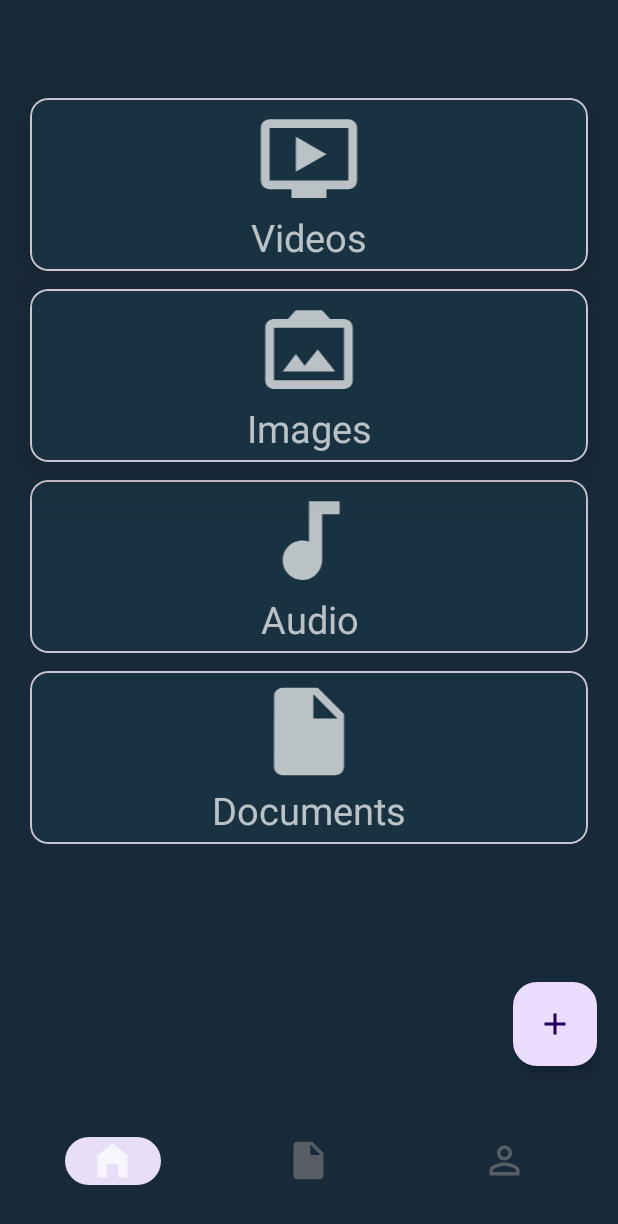
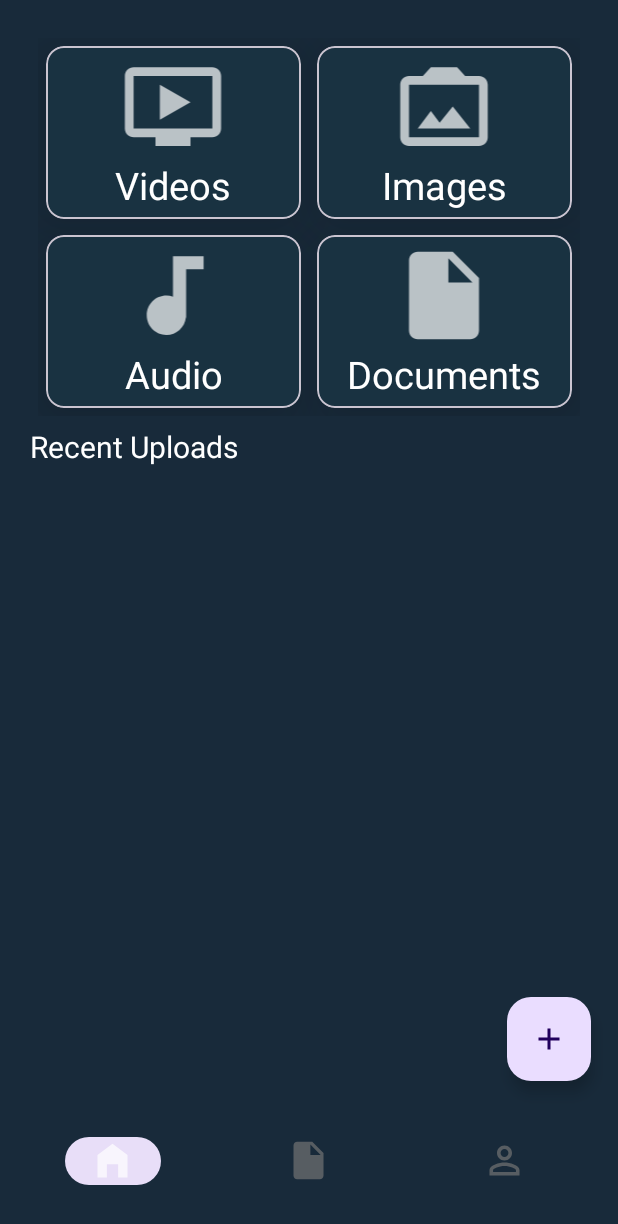
Before and after one commit to hieomar/sto-rix, an Android app: the screen it shows after launch once a user with an empty profile is signed in (LandingMain), on a phone screen of 412 x 824 dp. Shown: the top 1224 px of the screen. Run offline under Robolectric (Android 15) with nearby library versions, the phone set to English and light mode, and no system bars; our stand-ins replace Firebase (no records; nobody signed in at launch, a user with empty details on screens opened directly); Roboto replaces fonts that are not available here.

```diff
--- a/app/src/main/AndroidManifest.xml
+++ b/app/src/main/AndroidManifest.xml
@@ -3,6 +3,8 @@
     xmlns:tools="http://schemas.android.com/tools">
 
     <uses-permission android:name="android.permission.INTERNET" />
+
+    <uses-permission android:name="android.permission.POST_NOTIFICATIONS" />
 
     <application
         android:allowBackup="true"
@@ -15,9 +17,6 @@
         android:theme="@style/Theme.Storix"
         android:usesCleartextTraffic="true"
         tools:targetApi="31">
-        <activity
-            android:name=".RegistrationProgress"
-            android:exported="false" />
         <activity
             android:name=".Image"
             android:exported="false" />
--- a/app/src/main/res/layout/activity_landing_main.xml
+++ b/app/src/main/res/layout/activity_landing_main.xml
@@ -8,22 +8,38 @@
     android:padding="10dp"
     tools:context=".LandingMain">
 
-
-    <com.google.android.material.card.MaterialCardView
-        android:id="@+id/video_card"
+    <GridLayout
+        android:id="@+id/files_navigation_grid"
         android:layout_width="match_parent"
         android:layout_height="wrap_content"
         android:layout_marginStart="10dp"
         android:layout_marginTop="10dp"
         android:layout_marginEnd="10dp"
         android:layout_marginBottom="508dp"
-        android:padding="10dp"
-        app:cardBackgroundColor="@color/gunmetal"
-        app:cardElevation="20dp"
+        android:columnCount="2"
+        android:orientation="horizontal"
+        android:padding="5dp"
+        android:rowCount="2"
         app:layout_constraintBottom_toTopOf="@+id/bottomNavigationView"
         app:layout_constraintEnd_toEndOf="parent"
+        app:layout_constraintHorizontal_bias="0.0"
         app:layout_constraintStart_toStartOf="parent"
-        app:layout_constraintTop_toTopOf="parent">
+        app:layout_constraintTop_toTopOf="parent"
+        app:layout_constraintVertical_bias="0.0">
+
+
+        <com.google.android.material.card.MaterialCardView
+            android:id="@+id/video_card"
+            android:layout_width="170dp"
+            android:layout_height="wrap_content"
+            android:layout_row="0"
+            android:layout_rowWeight="1"
+            android:layout_column="0"
+            android:layout_columnWeight="1"
+            android:layout_gravity="fill"
+            android:layout_margin="5dp"
+            app:cardBackgroundColor="@color/gunmetal"
+            app:cardElevation="20dp">
 
             <LinearLayout
                 android:layout_width="match_parent"
@@ -44,29 +60,25 @@
                     android:layout_height="wrap_content"
                     android:gravity="center"
                     android:text="@string/videos"
-                android:textColor="@color/white_70"
+                    android:textColor="@color/white"
                     android:textSize="25sp" />
 
-
             </LinearLayout>
-
 
         </com.google.android.material.card.MaterialCardView>
 
         <com.google.android.material.card.MaterialCardView
             android:id="@+id/img_card"
-        android:layout_width="match_parent"
+            android:layout_width="170dp"
             android:layout_height="wrap_content"
-        android:layout_marginStart="10dp"
-        android:layout_marginTop="12dp"
-        android:layout_marginEnd="10dp"
-        android:padding="10dp"
+            android:layout_row="0"
+            android:layout_rowWeight="1"
+            android:layout_column="1"
+            android:layout_columnWeight="1"
+            android:layout_gravity="fill"
+            android:layout_margin="5dp"
             app:cardBackgroundColor="@color/gunmetal"
-        app:cardElevation="20dp"
-        app:layout_constraintEnd_toEndOf="parent"
-        app:layout_constraintHorizontal_bias="1.0"
-        app:layout_constraintStart_toStartOf="parent"
-        app:layout_constraintTop_toBottomOf="@+id/video_card">
+            app:cardElevation="20dp">
 
             <LinearLayout
                 android:layout_width="match_parent"
@@ -87,24 +99,25 @@
                     android:layout_height="wrap_content"
                     android:gravity="center"
                     android:text="@string/imgs"
-                android:textColor="@color/white_70"
+                    android:textColor="@color/white"
                     android:textSize="25sp" />
 
             </LinearLayout>
+
         </com.google.android.material.card.MaterialCardView>
 
         <com.google.android.material.card.MaterialCardView
             android:id="@+id/audio_card"
-        android:layout_width="match_parent"
+            android:layout_width="170dp"
             android:layout_height="wrap_content"
-        android:layout_marginStart="10dp"
-        android:layout_marginTop="12dp"
-        android:layout_marginEnd="10dp"
+            android:layout_row="1"
+            android:layout_rowWeight="1"
+            android:layout_column="0"
+            android:layout_columnWeight="1"
+            android:layout_gravity="fill"
+            android:layout_margin="5dp"
             app:cardBackgroundColor="@color/gunmetal"
-        app:layout_constraintEnd_toEndOf="parent"
-        app:layout_constraintHorizontal_bias="0.0"
-        app:layout_constraintStart_toStartOf="parent"
-        app:layout_constraintTop_toBottomOf="@+id/img_card">
+            app:cardElevation="20dp">
 
             <LinearLayout
                 android:layout_width="match_parent"
@@ -125,24 +138,25 @@
                     android:layout_height="wrap_content"
                     android:gravity="center"
                     android:text="@string/audios"
-                android:textColor="@color/white_70"
+                    android:textColor="@color/white"
                     android:textSize="25sp" />
 
             </LinearLayout>
+
         </com.google.android.material.card.MaterialCardView>
 
         <com.google.android.material.card.MaterialCardView
             android:id="@+id/document_card"
-        android:layout_width="match_parent"
+            android:layout_width="170dp"
             android:layout_height="wrap_content"
-        android:layout_marginStart="10dp"
-        android:layout_marginTop="12dp"
-        android:layout_marginEnd="10dp"
+            android:layout_row="1"
+            android:layout_rowWeight="1"
+            android:layout_column="1"
+            android:layout_columnWeight="1"
+            android:layout_gravity="fill"
+            android:layout_margin="5dp"
             app:cardBackgroundColor="@color/gunmetal"
-        app:layout_constraintEnd_toEndOf="parent"
-        app:layout_constraintHorizontal_bias="1.0"
-        app:layout_constraintStart_toStartOf="parent"
-        app:layout_constraintTop_toBottomOf="@+id/audio_card">
+            app:cardElevation="20dp">
 
             <LinearLayout
                 android:layout_width="match_parent"
@@ -163,25 +177,61 @@
                     android:layout_height="wrap_content"
                     android:gravity="center"
                     android:text="@string/documents"
-                android:textColor="@color/white_70"
+                    android:textColor="@color/white"
                     android:textSize="25sp" />
 
             </LinearLayout>
 
         </com.google.android.material.card.MaterialCardView>
 
+    </GridLayout>
+
+    <TextView
+        android:id="@+id/recent_upload_text"
+        android:layout_width="match_parent"
+        android:layout_height="wrap_content"
+        android:layout_marginStart="10dp"
+        android:layout_marginTop="1dp"
+        android:layout_marginEnd="9dp"
+        android:layout_marginBottom="198dp"
+        android:text="@string/recent_uploads"
+        android:textColor="@color/white"
+        android:textSize="20sp"
+        app:layout_constraintBottom_toTopOf="@+id/add_fab"
+        app:layout_constraintEnd_toEndOf="parent"
+        app:layout_constraintHorizontal_bias="1.0"
+        app:layout_constraintStart_toStartOf="parent"
+        app:layout_constraintTop_toBottomOf="@+id/files_navigation_grid"
+        app:layout_constraintVertical_bias="0.0" />
+
+    <androidx.recyclerview.widget.RecyclerView
+        android:id="@+id/recent_uploads_recycler_view"
+        android:layout_width="match_parent"
+        android:layout_height="330dp"
+        android:layout_marginStart="10dp"
+        android:layout_marginEnd="9dp"
+        app:layout_constraintBottom_toTopOf="@+id/bottomNavigationView"
+        app:layout_constraintEnd_toEndOf="parent"
+        app:layout_constraintHorizontal_bias="1.0"
+        app:layout_constraintStart_toStartOf="parent"
+        app:layout_constraintTop_toBottomOf="@+id/recent_upload_text"
+        app:layout_constraintVertical_bias="0.146">
+
+
+    </androidx.recyclerview.widget.RecyclerView>
+
     <com.google.android.material.floatingactionbutton.FloatingActionButton
         android:id="@+id/add_fab"
         android:layout_width="wrap_content"
         android:layout_height="wrap_content"
         android:layout_marginTop="48dp"
-        android:layout_marginEnd="4dp"
+        android:layout_marginEnd="8dp"
         android:layout_marginBottom="13dp"
         android:contentDescription="@string/display_fads_for_adding_videos_images_audios_and_documents"
         app:layout_constraintBottom_toTopOf="@+id/bottomNavigationView"
         app:layout_constraintEnd_toEndOf="parent"
-        app:layout_constraintTop_toBottomOf="@+id/document_card"
-        app:layout_constraintVertical_bias="0.812"
+        app:layout_constraintTop_toBottomOf="@+id/files_navigation_grid"
+        app:layout_constraintVertical_bias="1.0"
         app:srcCompat="@drawable/add_fab" />
 
     <com.google.android.material.floatingactionbutton.FloatingActionButton
--- a/app/src/main/res/values/strings.xml
+++ b/app/src/main/res/values/strings.xml
@@ -34,4 +34,9 @@
     <string name="add_audios">Upload Audio</string>
     <string name="add_documents">Upload Documents</string>
     <string name="loading">Loading…</string>
+    <string name="recent_uploads">Recent Uploads</string>
+    <string name="file_image">File image</string>
+    <string name="file_name">File name</string>
+    <string name="upload_date">Upload Date</string>
+    <string name="file_size">File size</string>
 </resources>
```
Also changed, not shown: app/src/main/java/com/example/storix/LandingMain.java (+61 -7 lines), app/src/main/res/layout/recent_item.xml (added, +59 -0 lines). Lines whose indentation alone changed are shown as unchanged.
